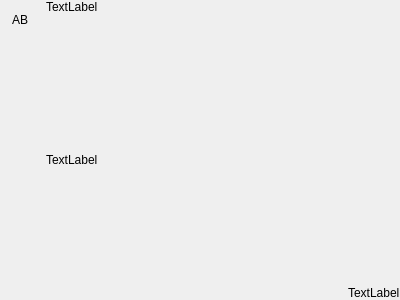
rus-ai/MoreliaQtDemo, file ui/MessageItem.ui: the form before one commit.
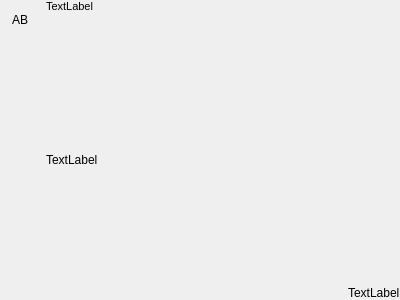
The form after the commit.

The edit to the form file:
```diff
--- a/ui/MessageItem.ui
+++ b/ui/MessageItem.ui
@@ -83,6 +83,11 @@
            <verstretch>0</verstretch>
           </sizepolicy>
          </property>
+         <property name="font">
+          <font>
+           <pointsize>8</pointsize>
+          </font>
+         </property>
          <property name="text">
           <string>TextLabel</string>
          </property>
```
